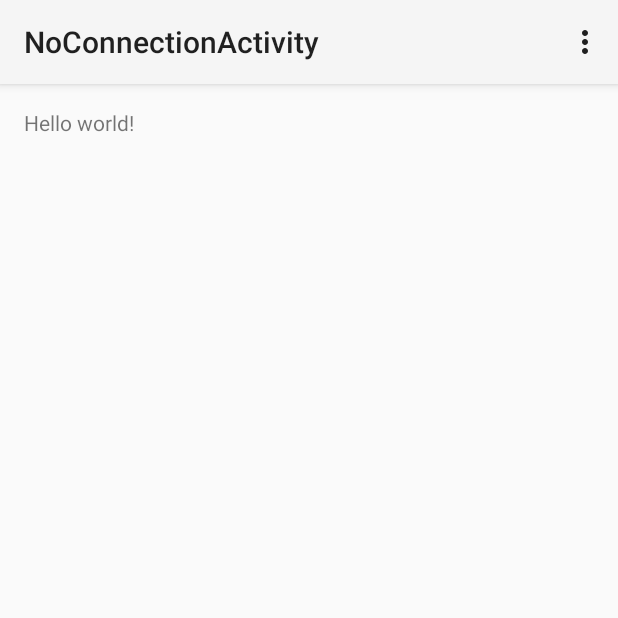
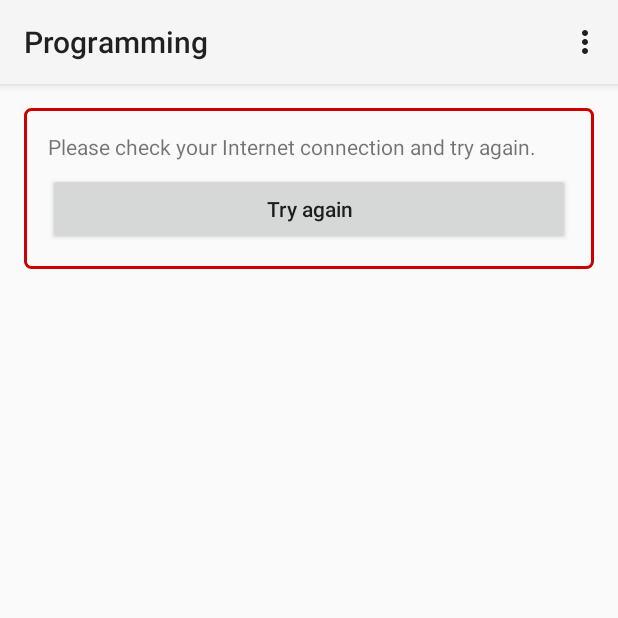
Before and after one commit to amanmehara/the-bot-project, an Android app: the NoConnectionActivity screen opened directly, with no data from a screen before it, on a phone screen of 412 x 824 dp, the top half of it. Run offline under Robolectric (Android 15) with nearby library versions, the phone set to English and light mode, and no system bars; 1 statement that could not run was skipped.

Commit message:
No Internet Check fully functional
UI for no Internet designed
An enum for keeping track of caller activity created
switch case used for decision making

```diff
--- a/android/src/main/java/com/amanmehara/programming/android/DetailActivity.java
+++ b/android/src/main/java/com/amanmehara/programming/android/DetailActivity.java
@@ -10,7 +10,6 @@ import android.support.v7.widget.LinearLayoutManager;
 import android.support.v7.widget.RecyclerView;
 import android.view.Menu;
 import android.view.MenuItem;
-import android.widget.Toast;
 import org.json.JSONArray;
 import org.json.JSONException;
 import org.json.JSONObject;
@@ -95,7 +94,10 @@ public class DetailActivity extends Activity {
                 intent.putExtra("language", bundle.getString("language"));
                 startActivity(intent);
             } else {
-                Toast.makeText(context, "No Internet, No Programs!", Toast.LENGTH_LONG).show();
+                Intent intent = new Intent(this, NoConnectionActivity.class);
+                intent.putExtra("activityInfo", ActivitiesAsEnum.PROGRAMS_ACTIVITY);
+                intent.putExtra("language", bundle.getString("language"));
+                startActivity(intent);
             }
 
         }
--- a/android/src/main/java/com/amanmehara/programming/android/MainActivity.java
+++ b/android/src/main/java/com/amanmehara/programming/android/MainActivity.java
@@ -9,7 +9,6 @@ import android.os.Bundle;
 import android.view.Menu;
 import android.view.MenuItem;
 import android.view.View;
-import android.widget.Toast;
 
 
 public class MainActivity extends Activity {
@@ -58,7 +57,9 @@ public class MainActivity extends Activity {
             Intent intent = new Intent(this, LanguageActivity.class);
             startActivity(intent);
         } else {
-            Toast.makeText(context, "No Internet, No Languages!", Toast.LENGTH_LONG).show();
+            Intent intent = new Intent(this, NoConnectionActivity.class);
+            intent.putExtra("activityInfo", ActivitiesAsEnum.LANGUAGE_ACTIVITY);
+            startActivity(intent);
         }
 
     }
--- a/android/src/main/java/com/amanmehara/programming/android/ProgramsActivity.java
+++ b/android/src/main/java/com/amanmehara/programming/android/ProgramsActivity.java
@@ -11,7 +11,6 @@ import android.support.v7.widget.RecyclerView;
 import android.view.Menu;
 import android.view.MenuItem;
 import android.view.View;
-import android.widget.Toast;
 import org.json.JSONArray;
 import org.json.JSONException;
 import org.json.JSONObject;
@@ -104,7 +103,9 @@ public class ProgramsActivity extends Activity implements ProgramsAdapter.ListCl
                 Intent intent = new Intent(this, LanguageActivity.class);
                 startActivity(intent);
             } else {
-                Toast.makeText(context, "No Internet, No Languages!", Toast.LENGTH_LONG).show();
+                Intent intent = new Intent(this, NoConnectionActivity.class);
+                intent.putExtra("activityInfo", ActivitiesAsEnum.LANGUAGE_ACTIVITY);
+                startActivity(intent);
             }
 
         }
@@ -125,7 +126,6 @@ public class ProgramsActivity extends Activity implements ProgramsAdapter.ListCl
             e.printStackTrace();
         }
 
-
         startActivity(intent);
     }
 }
--- /dev/null
+++ b/android/src/main/res/drawable/no_internet_border.xml
@@ -0,0 +1,6 @@
+<?xml version="1.0" encoding="utf-8"?>
+<shape xmlns:android="http://schemas.android.com/apk/res/android">
+    <corners android:radius="4dp"/>
+    <stroke android:width="2dp"
+            android:color="@android:color/holo_red_dark"/>
+</shape>
--- a/android/src/main/res/layout/activity_main.xml
+++ b/android/src/main/res/layout/activity_main.xml
@@ -9,14 +9,12 @@
               android:paddingBottom="@dimen/activity_vertical_margin"
               tools:context=".MainActivity">
 
-    <!--<TextView-->
-    <!--android:text="@string/hello_world"-->
-    <!--android:layout_width="wrap_content"-->
-    <!--android:layout_height="wrap_content"/>-->
+
 
     <Button android:id="@+id/getStartedButton"
             android:onClick="getStarted"
             android:text="Get Started!"
+            android:textAllCaps="false"
             android:layout_height="wrap_content"
             android:layout_width="fill_parent"/>
 </LinearLayout>
--- a/android/src/main/res/layout/activity_no_connection.xml
+++ b/android/src/main/res/layout/activity_no_connection.xml
@@ -1,16 +1,36 @@
-<RelativeLayout xmlns:android="http://schemas.android.com/apk/res/android"
+<LinearLayout xmlns:android="http://schemas.android.com/apk/res/android"
               xmlns:tools="http://schemas.android.com/tools"
               android:layout_width="match_parent"
               android:layout_height="match_parent"
+              android:orientation="vertical"
               android:paddingLeft="@dimen/activity_horizontal_margin"
               android:paddingRight="@dimen/activity_horizontal_margin"
               android:paddingTop="@dimen/activity_vertical_margin"
               android:paddingBottom="@dimen/activity_vertical_margin"
               tools:context="com.amanmehara.programming.android.NoConnectionActivity">
 
+    <LinearLayout android:layout_width="match_parent"
+                  android:layout_height="wrap_content"
+                  android:orientation="vertical"
+                  android:background="@drawable/no_internet_border">
         <TextView
-            android:text="@string/hello_world"
-            android:layout_width="wrap_content"
-            android:layout_height="wrap_content"/>
+                android:layout_width="match_parent"
+                android:layout_height="match_parent"
+                android:gravity="left"
+                android:text="Please check your Internet connection and try again."
+                android:textSize="14dp"
+                android:layout_marginBottom="4dp" android:layout_marginLeft="16dp" android:layout_marginTop="16dp"
+                android:layout_marginRight="16dp"/>
+        <Button android:id="@+id/tryAgainButton"
+                android:onClick="tryAgain"
+                android:layout_width="match_parent"
+                android:layout_height="wrap_content"
+                android:text="Try again"
+                android:textSize="14dp"
+                android:textAllCaps="false"
+                android:layout_marginTop="4dp" android:layout_marginLeft="16dp" android:layout_marginRight="16dp"
+                android:layout_marginBottom="16dp"/>
 
-</RelativeLayout>
+    </LinearLayout>
+
+</LinearLayout>
```
Also changed, not shown: android/src/main/AndroidManifest.xml (+4 -4 lines), android/src/main/java/com/amanmehara/programming/android/ActivitiesAsEnum.java (added, +12 -0 lines), android/src/main/java/com/amanmehara/programming/android/LanguageActivity.java (+10 -2 lines), android/src/main/java/com/amanmehara/programming/android/NoConnectionActivity.java (+50 -0 lines). Lines whose indentation alone changed are shown as unchanged.
